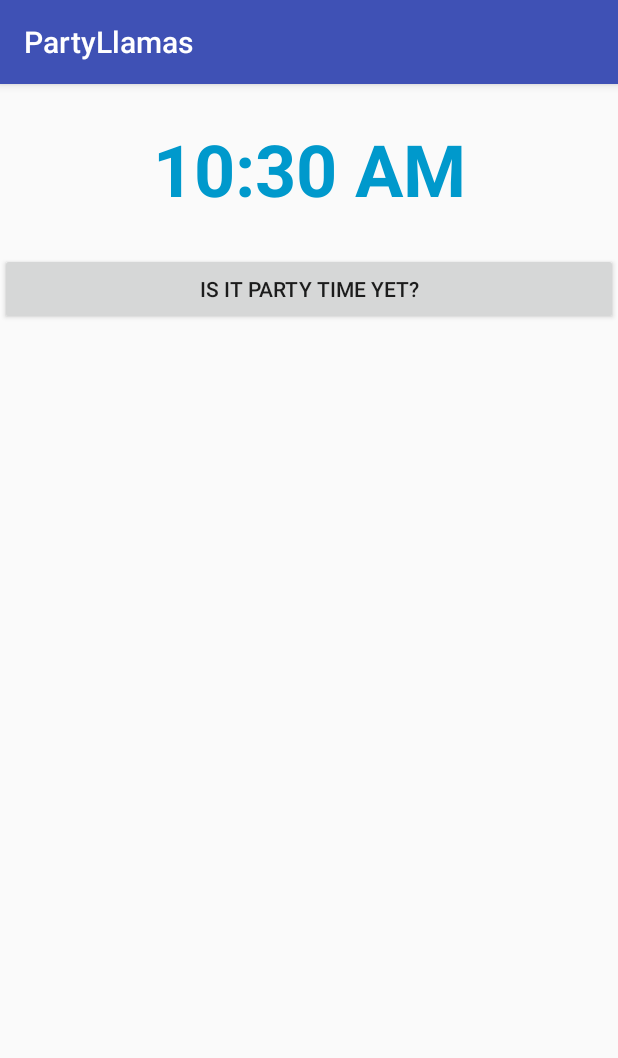
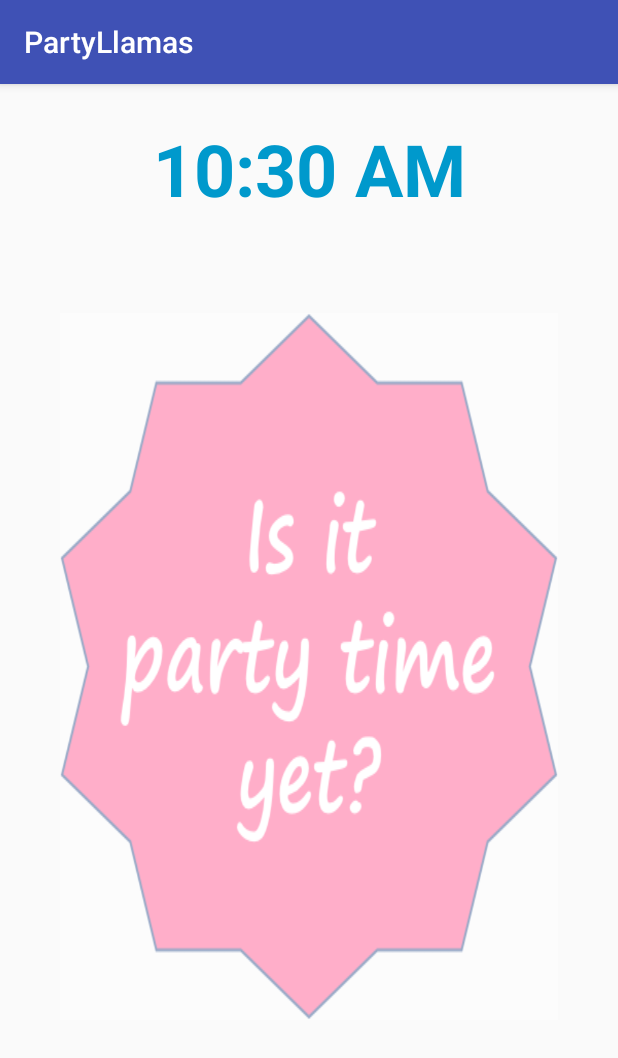
Before and after one commit to sidereus7/party-llamas, an Android app: the screen it shows after launch (MainActivity), on a phone screen of 412 x 824 dp. Shown: the top 1058 px of the screen. Run offline under Robolectric (Android 15) with nearby library versions, the phone set to English and light mode, and no system bars; libraries missing offline, so code that uses them is left out: com.daimajia.androidanimations.

Commit message:
Add terrible party time button

```diff
--- a/app/src/main/res/layout/activity_main.xml
+++ b/app/src/main/res/layout/activity_main.xml
@@ -17,11 +17,13 @@
         android:textSize="48sp"
         android:textStyle="bold" />
 
-    <Button
-        android:id="@+id/button"
+    <ImageView
+        android:id="@+id/imageButton"
         android:layout_width="match_parent"
         android:layout_height="wrap_content"
-        android:text="Is it party time yet?"
-        android:onClick="checkPartyStatus"/>
+        android:layout_margin="40sp"
+        app:srcCompat="@android:drawable/screen_background_light_transparent"
+        android:background="@drawable/is_it_party_time"
+        android:onClick="checkPartyStatus" />
 
 </LinearLayout>
```
Also changed, not shown: app/src/main/res/drawable/is_it_party_time.png (added).
